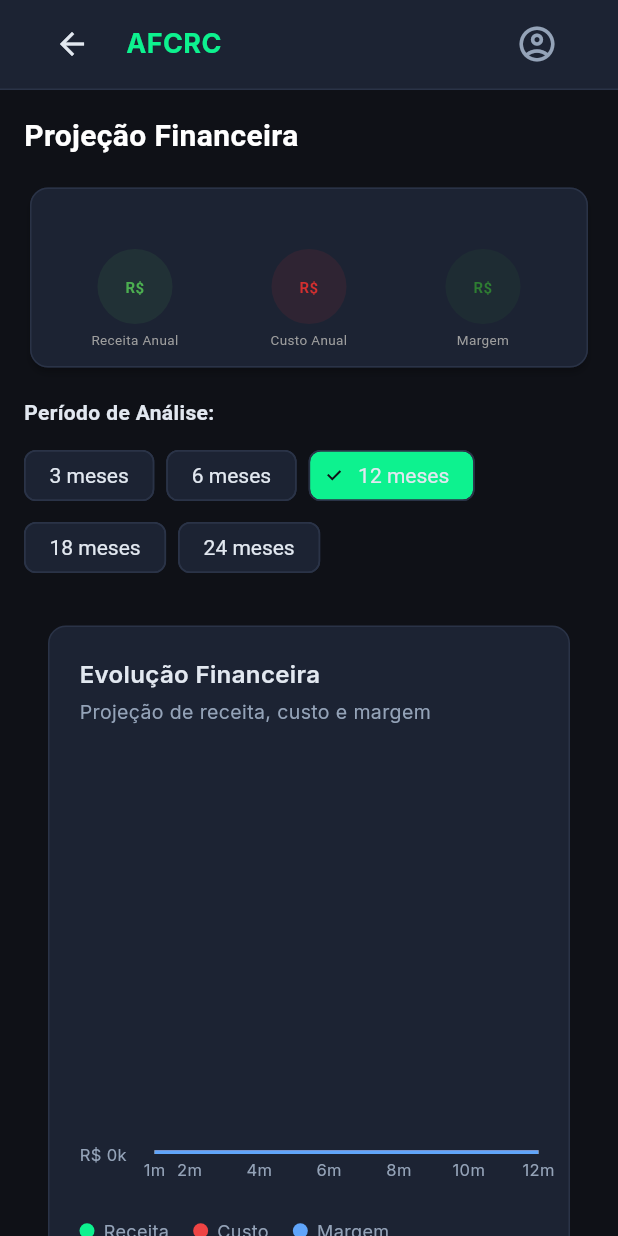
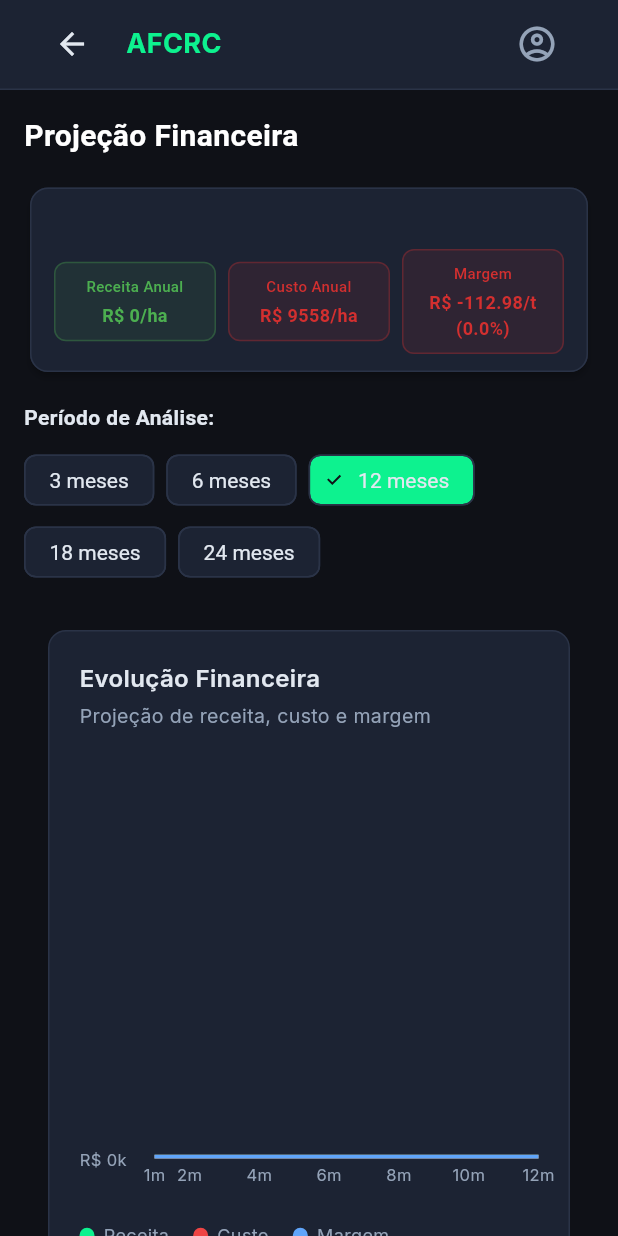
Before and after one commit to afcrcolimpia-cloud/associacao-fornecedores-cana, a Flutter app: the ProjecaoFinanceiraScreen widget shown alone on an empty page, opened directly with empty values, on a phone screen of 412 x 824 dp. Run offline on Flutter 3.47's test engine with Material 3 defaults, Android fonts, the phone set to English and light mode, and no system bars; drawn by our look-alikes of fl_chart; our stand-ins replace file_picker, google_fonts, pdf, printing, supabase_flutter; accounts and stored records are empty; statements that could not run were skipped.

Commit message:
fix: corrigir valores Receita Anual, Custo Anual e Margem na Projecao Financeira - usar service centralizado com fallbacks corretos ao inves de campos nullable - corrigir _buildInfoCircle que so mostrava R$ no circulo - aplicar fallback DadosCustoOperacional.parametros.precoATR em todo CustoOperacionalAnalise

```diff
--- a/lib/screens/projecao_financeira_screen.dart
+++ b/lib/screens/projecao_financeira_screen.dart
@@ -3,6 +3,7 @@ import '../widgets/app_shell.dart';
 import '../widgets/chart_card.dart';
 import 'package:fl_chart/fl_chart.dart';
 import 'package:google_fonts/google_fonts.dart';
+import '../models/operacao_custos.dart';
 import '../services/custo_operacional_analise.dart';
 import '../services/custo_operacional_service.dart';
 import '../constants/app_colors.dart';
@@ -23,22 +24,18 @@ class ProjecaoFinanceiraScreen extends StatefulWidget {
 
 class _ProjecaoFinanceiraScreenState extends State<ProjecaoFinanceiraScreen> {
   late List<ProjecaoFinanceira> projacoes;
+  late ResumoCustoOperacionalCalculado _resumo;
   int _periodos = 12;
   int _selectedNavigationIndex = 0;
 
   @override
   void initState() {
     super.initState();
+    _resumo = CustoOperacionalService().calcularResumoComTotais(
+      cenario: widget.cenario,
+    );
     projacoes =
         CustoOperacionalAnalise.gerarProjecaoFinanceira(widget.cenario, _periodos);
-  }
-
-  double _custoAnualizado() {
-    // Usa o service centralizado para calcular — nunca duplicar lógica
-    final resumo = CustoOperacionalService().calcularResumoComTotais(
-      cenario: widget.cenario,
-    );
-    return resumo.totalOperacional.rHa;
   }
 
   void _atualizarProjecao(int novosPeriodos) {
@@ -87,20 +84,20 @@ class _ProjecaoFinanceiraScreenState extends State<ProjecaoFinanceiraScreen> {
                       Row(
                         mainAxisAlignment: MainAxisAlignment.spaceBetween,
                         children: [
-                          _buildInfoCircle(
+                          _buildInfoItem(
                             'Receita Anual',
-                            'R\$ ${(widget.cenario.produtividade * widget.cenario.atr.toDouble() * (widget.cenario.precoAtr ?? 0)).toStringAsFixed(0)}',
+                            'R\$ ${_resumo.precoRecebido.rHa.toStringAsFixed(0)}/ha',
                             AppColors.success,
                           ),
-                          _buildInfoCircle(
+                          _buildInfoItem(
                             'Custo Anual',
-                            'R\$ ${_custoAnualizado().toStringAsFixed(0)}',
+                            'R\$ ${_resumo.totalOperacional.rHa.toStringAsFixed(0)}/ha',
                             AppColors.error,
                           ),
-                          _buildInfoCircle(
+                          _buildInfoItem(
                             'Margem',
-                            'R\$ ${(widget.cenario.margemLucroPorTonelada ?? 0).toStringAsFixed(0)}/t',
-                            AppColors.primary,
+                            'R\$ ${_resumo.margemLucro.rT.toStringAsFixed(2)}/t (${_resumo.margemPercentual.toStringAsFixed(1)}%)',
+                            _resumo.margemLucro.rT >= 0 ? AppColors.success : AppColors.error,
                           ),
                         ],
                       ),
@@ -145,36 +142,35 @@ class _ProjecaoFinanceiraScreenState extends State<ProjecaoFinanceiraScreen> {
     );
   }
 
-  Widget _buildInfoCircle(String label, String value, Color color) {
+  Widget _buildInfoItem(String label, String value, Color color) {
     return Expanded(
+      child: Container(
+        margin: const EdgeInsets.symmetric(horizontal: 4),
+        padding: const EdgeInsets.symmetric(vertical: 8, horizontal: 6),
+        decoration: BoxDecoration(
+          color: color.withOpacity(0.1),
+          borderRadius: BorderRadius.circular(8),
+          border: Border.all(color: color.withOpacity(0.3)),
+        ),
         child: Column(
           children: [
-          Container(
-            width: 50,
-            height: 50,
-            decoration: BoxDecoration(
-              color: color.withOpacity(0.1),
-              shape: BoxShape.circle,
+            Text(
+              label,
+              textAlign: TextAlign.center,
+              style: TextStyle(fontSize: 10, color: color, fontWeight: FontWeight.w500),
             ),
-            child: Center(
-              child: Text(
-                value.split(' ')[0],
+            const SizedBox(height: 4),
+            Text(
+              value,
+              textAlign: TextAlign.center,
               style: TextStyle(
                 color: color,
                 fontWeight: FontWeight.bold,
-                  fontSize: 10,
-                ),
-                textAlign: TextAlign.center,
+                fontSize: 12,
               ),
             ),
+          ],
         ),
-          const SizedBox(height: 4),
-          Text(
-            label,
-            textAlign: TextAlign.center,
-            style: const TextStyle(fontSize: 9, color: Colors.grey),
-          ),
-        ],
       ),
     );
   }
--- a/lib/services/custo_operacional_analise.dart
+++ b/lib/services/custo_operacional_analise.dart
@@ -8,9 +8,10 @@ import 'dados_custo_operacional.dart';
 /// Classe para análise e relatórios de cenários de custo operacional
 class CustoOperacionalAnalise {
   static double _calcularReceitaPorHectare(CustoOperacionalCenario cenario) {
+    final precoAtr = cenario.precoAtr ?? DadosCustoOperacional.parametros.precoATR;
     return cenario.produtividade *
         cenario.atr.toDouble() *
-        (cenario.precoAtr ?? 0.0);
+        precoAtr;
   }
 
   /// Calcula o custo anualizado R$/ha considerando amortização da formação.
@@ -21,7 +22,7 @@ class CustoOperacionalAnalise {
   static double _custoAnualizadoRHa(CustoOperacionalCenario cenario) {
     if (cenario.margemLucroPorTonelada != null) {
       // Cálculo reverso a partir da margem salva
-      final precoRT = cenario.atr.toDouble() * (cenario.precoAtr ?? 0.0);
+      final precoRT = cenario.atr.toDouble() * (cenario.precoAtr ?? DadosCustoOperacional.parametros.precoATR);
       final margemRT = cenario.margemLucroPorTonelada!;
       final custoRT = precoRT - margemRT;
       return custoRT * cenario.produtividade;
@@ -48,7 +49,7 @@ class CustoOperacionalAnalise {
     CustoOperacionalCenario cenario,
   ) {
     final custoAnualizado = _custoAnualizadoRHa(cenario);
-    final precoAtrBase = cenario.precoAtr ?? 0.0;
+    final precoAtrBase = cenario.precoAtr ?? DadosCustoOperacional.parametros.precoATR;
     final produtividadeBase = cenario.produtividade;
     final atr = cenario.atr.toDouble();
 
@@ -91,9 +92,10 @@ class CustoOperacionalAnalise {
   ) {
     final projecoes = <ProjecaoFinanceira>[];
     final custoAnualizado = _custoAnualizadoRHa(cenario);
+    final precoAtr = cenario.precoAtr ?? DadosCustoOperacional.parametros.precoATR;
     final receita = cenario.produtividade *
         cenario.atr.toDouble() *
-        (cenario.precoAtr ?? 0.0);
+        precoAtr;
 
     for (int i = 1; i <= periodos; i++) {
       final receitaAcumulada = receita * i;
@@ -145,7 +147,7 @@ class CustoOperacionalAnalise {
   ) {
     final margemPorTonelada = _calcularMargemPorTonelada(cenario);
     final custoAnualizado = _custoAnualizadoRHa(cenario);
-    final precoAtr = cenario.precoAtr ?? 0.0;
+    final precoAtr = cenario.precoAtr ?? DadosCustoOperacional.parametros.precoATR;
     final atr = cenario.atr.toDouble();
 
     final produtividadeMinima = custoAnualizado / (atr * precoAtr);
@@ -226,7 +228,7 @@ class CustoOperacionalAnalise {
               _buildPdfTableRow('ATR', '${cenario.atr} kg/t'),
               _buildPdfTableRow(
                 'Preço ATR',
-                'R\$ ${(cenario.precoAtr ?? 0).toStringAsFixed(4)}/kg',
+                'R\$ ${(cenario.precoAtr ?? DadosCustoOperacional.parametros.precoATR).toStringAsFixed(4)}/kg',
               ),
               _buildPdfTableRow(
                 'Custo Anualizado',
```
Also changed, not shown: 1 other file. Lines whose indentation alone changed are shown as unchanged.
